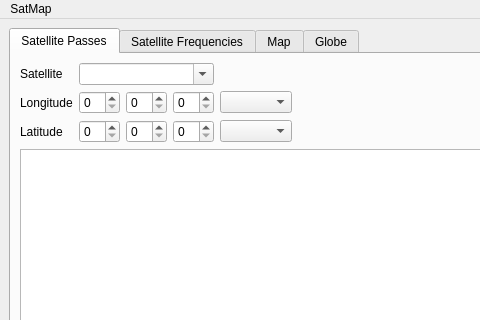
Qt form mainwindow.ui (andreidicu03/satMapGit) before a commit; both pictures show x 0 to 480 and y 0 to 320 of the 661 by 724 pixel window.
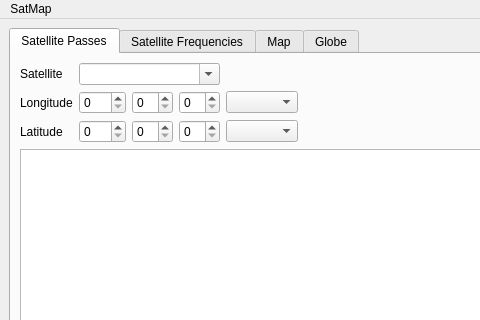
The same form after that commit. Custom widgets are drawn as their Qt base class.

Commit message: Added lat long edit.

Patch:
```diff
--- a/mainwindow.ui
+++ b/mainwindow.ui
@@ -46,7 +46,7 @@
         <string>Satellite Passes</string>
        </attribute>
        <layout class="QGridLayout" name="gridLayout_2">
-        <item row="0" column="5">
+        <item row="1" column="5">
          <spacer name="horizontalSpacer">
           <property name="orientation">
            <enum>Qt::Horizontal</enum>
@@ -59,17 +59,17 @@
           </property>
          </spacer>
         </item>
-        <item row="1" column="0">
+        <item row="2" column="0">
          <widget class="QLabel" name="label_2">
           <property name="text">
            <string>Longitude</string>
           </property>
          </widget>
         </item>
-        <item row="2" column="2">
-         <widget class="QSpinBox" name="spinBox_6"/>
+        <item row="3" column="2">
+         <widget class="QSpinBox" name="latMinute"/>
         </item>
-        <item row="2" column="5">
+        <item row="3" column="5">
          <spacer name="horizontalSpacer_3">
           <property name="orientation">
            <enum>Qt::Horizontal</enum>
@@ -82,7 +82,7 @@
           </property>
          </spacer>
         </item>
-        <item row="5" column="0" colspan="15">
+        <item row="6" column="0" colspan="15">
          <widget class="QTableView" name="tableView">
           <property name="sizePolicy">
            <sizepolicy hsizetype="Expanding" vsizetype="Expanding">
@@ -98,14 +98,14 @@
           </property>
          </widget>
         </item>
-        <item row="0" column="1" colspan="3">
+        <item row="1" column="1" colspan="3">
          <widget class="QComboBox" name="satBox">
           <property name="editable">
            <bool>true</bool>
           </property>
          </widget>
         </item>
-        <item row="1" column="5">
+        <item row="2" column="5">
          <spacer name="horizontalSpacer_2">
           <property name="orientation">
            <enum>Qt::Horizontal</enum>
@@ -118,18 +118,22 @@
           </property>
          </spacer>
         </item>
-        <item row="2" column="1">
-         <widget class="QSpinBox" name="spinBox_4"/>
+        <item row="3" column="1">
+         <widget class="QSpinBox" name="latHour">
+          <property name="maximum">
+           <number>90</number>
+          </property>
+         </widget>
         </item>
-        <item row="0" column="0" alignment="Qt::AlignLeft">
+        <item row="1" column="0" alignment="Qt::AlignLeft">
          <widget class="QLabel" name="label">
           <property name="text">
            <string>Satellite</string>
           </property>
          </widget>
         </item>
-        <item row="1" column="4">
-         <widget class="QComboBox" name="comboBox">
+        <item row="2" column="4">
+         <widget class="QComboBox" name="longChoose">
           <property name="sizePolicy">
            <sizepolicy hsizetype="Minimum" vsizetype="Fixed">
             <horstretch>0</horstretch>
@@ -144,34 +148,38 @@
           </property>
          </widget>
         </item>
-        <item row="1" column="2">
-         <widget class="QSpinBox" name="spinBox_2"/>
+        <item row="2" column="2">
+         <widget class="QSpinBox" name="longMinute"/>
         </item>
-        <item row="2" column="0">
+        <item row="3" column="0">
          <widget class="QLabel" name="label_3">
           <property name="text">
            <string>Latitude</string>
           </property>
          </widget>
         </item>
-        <item row="0" column="10">
+        <item row="1" column="10">
          <widget class="QLabel" name="satLabel">
           <property name="text">
            <string/>
           </property>
          </widget>
         </item>
-        <item row="1" column="1">
-         <widget class="QSpinBox" name="spinBox"/>
-        </item>
-        <item row="1" column="3">
-         <widget class="QSpinBox" name="spinBox_3"/>
+        <item row="2" column="1">
+         <widget class="QSpinBox" name="longHour">
+          <property name="maximum">
+           <number>180</number>
+          </property>
+         </widget>
         </item>
         <item row="2" column="3">
-         <widget class="QSpinBox" name="spinBox_5"/>
+         <widget class="QSpinBox" name="longSecond"/>
         </item>
-        <item row="2" column="4">
-         <widget class="QComboBox" name="comboBox_2">
+        <item row="3" column="3">
+         <widget class="QSpinBox" name="latSecond"/>
+        </item>
+        <item row="3" column="4">
+         <widget class="QComboBox" name="latChoose">
           <property name="sizePolicy">
            <sizepolicy hsizetype="Minimum" vsizetype="Fixed">
             <horstretch>0</horstretch>
@@ -180,6 +188,22 @@
           </property>
          </widget>
         </item>
+        <item row="1" column="4">
+         <spacer name="horizontalSpacer_4">
+          <property name="orientation">
+           <enum>Qt::Horizontal</enum>
+          </property>
+          <property name="sizeType">
+           <enum>QSizePolicy::Minimum</enum>
+          </property>
+          <property name="sizeHint" stdset="0">
+           <size>
+            <width>40</width>
+            <height>20</height>
+           </size>
+          </property>
+         </spacer>
+        </item>
        </layout>
       </widget>
       <widget class="QWidget" name="satFreq">
```
The commit also changes 2 other files.
